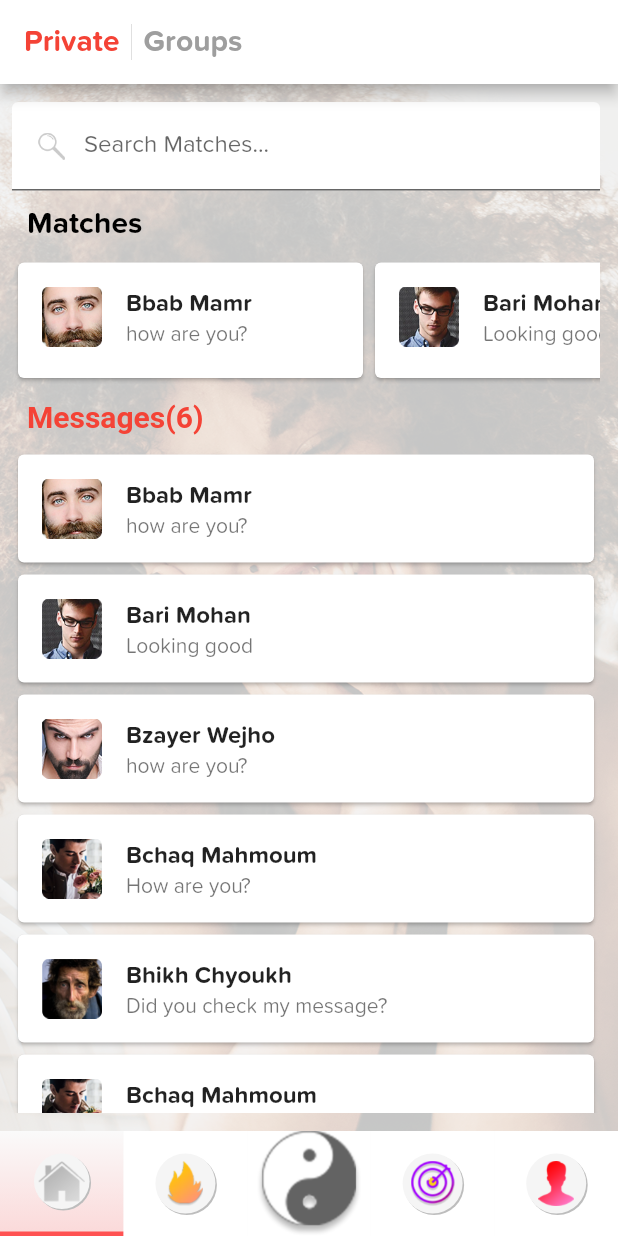
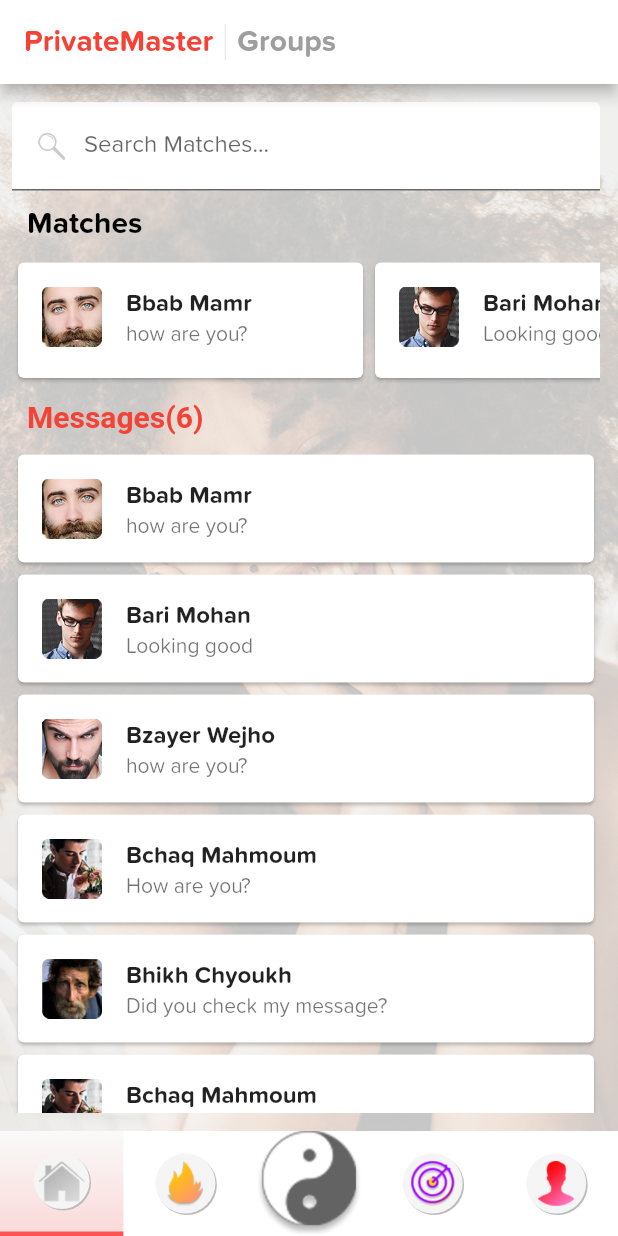
Before and after one commit to Sigilai5/YingYang, a Flutter app: the screen it shows after launch, on a phone screen of 412 x 824 dp. Run offline on Flutter 3.47's test engine with Material 2 defaults, Android fonts, the phone set to English and light mode, and no system bars; Roboto replaces fonts that are missing (Arial).

Commit message:
edited top nav for testing master branch

```diff
--- a/lib/modules/private.dart
+++ b/lib/modules/private.dart
@@ -27,7 +27,7 @@ class _DashboardState extends State<Private> {
                 child: Row(
                   mainAxisAlignment: MainAxisAlignment.start,
               children: [
-                Text("Private",style: TextStyle(color: Colors.red,fontWeight: FontWeight.bold,),),
+                Text("PrivateMaster",style: TextStyle(color: Colors.red,fontWeight: FontWeight.bold,),),
                 VerticalDivider(),
                 GestureDetector(
                   onTap: (){
```
